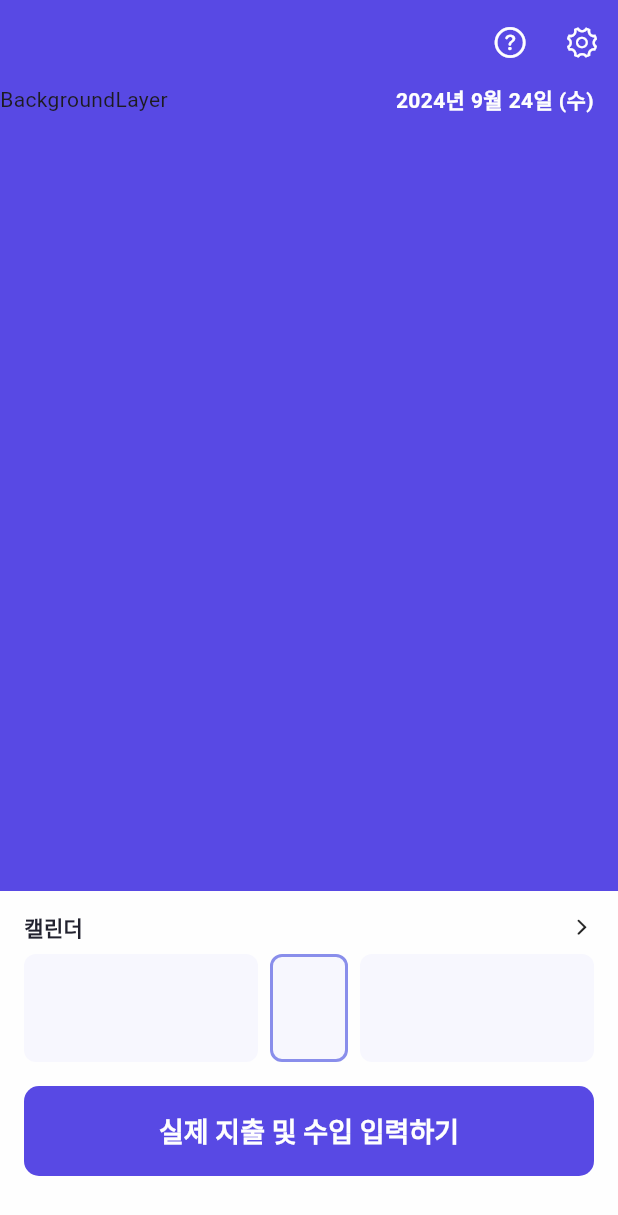
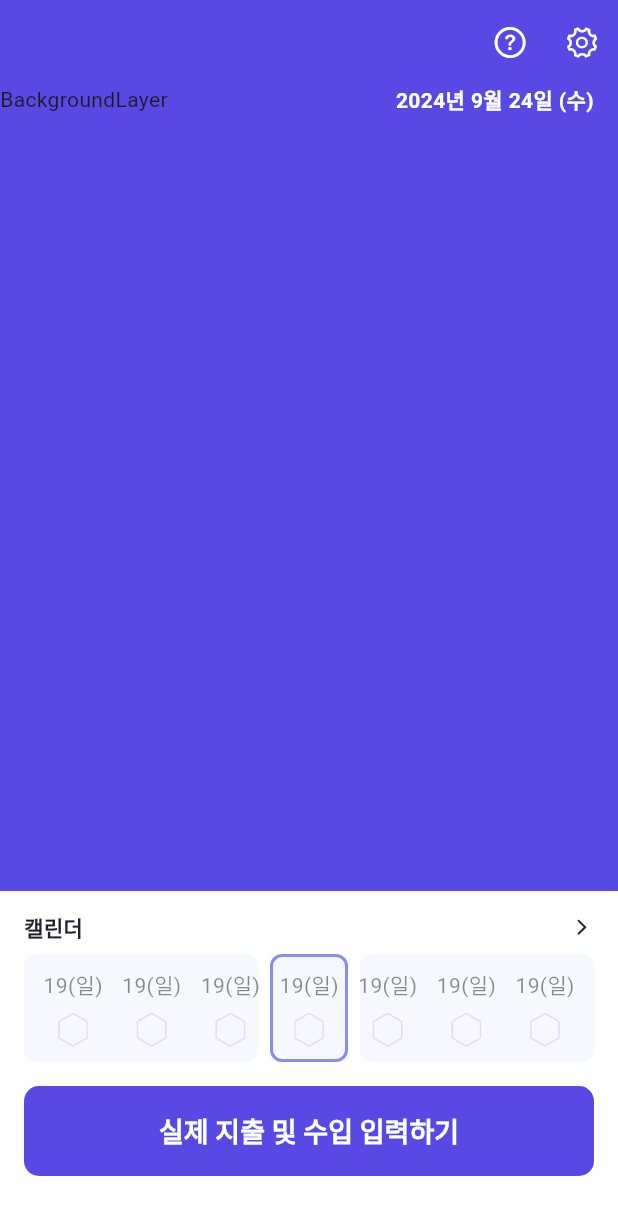
Before and after one commit to Monfi98/Harubee-AOS, a Flutter app: the screen it shows after launch, on a phone screen of 412 x 824 dp. Shown: the top 1215 px of the screen. Run offline on Flutter 3.47's test engine with Material 3 defaults, Android fonts, the phone set to English and light mode, and no system bars; Roboto replaces fonts that are missing (Pretendard).

Commit message:
streak 캘린더 날짜 및 육각형 추가

```diff
--- /dev/null
+++ b/lib/design_system/images/harubee_image.dart
@@ -0,0 +1,11 @@
+class HarubeeImage {
+  static const String _base = "lib/design_system/images";
+
+  // Hexagon
+  static const String hexagonRedLight = "$_base/hexagon_red_light.png";
+  static const String hexagonRedDark = "$_base/hexagon_red_dark.png";
+  static const String hexagonBlueLight = "$_base/hexagon_blue_light.png";
+  static const String hexagonBlueDark = "$_base/hexagon_blue_dark.png";
+  static const String hexagonEmptyLight = "$_base/hexagon_empty_light.png";
+  static const String hexagonEmptyDark = "$_base/hexagon_empty_dark.png";
+}
--- a/lib/presentation/today/today_view.dart
+++ b/lib/presentation/today/today_view.dart
@@ -1,6 +1,7 @@
 import 'package:flutter/material.dart';
 import 'package:flutter/cupertino.dart';
 import 'package:harubee/design_system/colors/harubee_color.dart';
+import 'package:harubee/design_system/images/harubee_image.dart';
 
 // * TodayView
 class TodayView extends StatelessWidget {
@@ -138,6 +139,7 @@ class StreakCalender extends StatelessWidget {
 
   @override
   Widget build(BuildContext context) {
+    // TODO: Provider
     final mode = Theme.of(context).brightness == Brightness.dark
         ? Appearance.dark
         : Appearance.light;
@@ -150,7 +152,28 @@ class StreakCalender extends StatelessWidget {
       },
       child: SizedBox(
         height: 72,
+        child: Stack(
+          children: [
+            Padding(
+              padding: const EdgeInsets.symmetric(vertical: 10),
               child: Row(
+                mainAxisAlignment: MainAxisAlignment.spaceEvenly,
+                children: List.generate(7, (index) {
+                  return Column(
+                    mainAxisAlignment: MainAxisAlignment.spaceBetween,
+                    children: [
+                      Text("19(일)", style: TextStyle()),
+                      Image.asset(
+                        HarubeeImage.hexagonEmptyLight,
+                        width: 23,
+                        height: 23,
+                      ),
+                    ],
+                  );
+                }),
+              ),
+            ),
+            Row(
               children: List.generate(flexValues.length * 2 - 1, (index) {
                 if (index.isOdd) {
                   return const SizedBox(width: 8);
@@ -173,6 +196,8 @@ class StreakCalender extends StatelessWidget {
                 }
               }),
             ),
+          ],
+        ),
       ),
     );
   }
```
Also changed, not shown: lib/design_system/images/hexagon_blue_dark.png (added), lib/design_system/images/hexagon_blue_light.png (added), lib/design_system/images/hexagon_empty_dark.png (added), lib/design_system/images/hexagon_empty_light.png (added), lib/design_system/images/hexagon_red_dark.png (added), lib/design_system/images/hexagon_red_light.png (added). Lines whose indentation alone changed are shown as unchanged.
